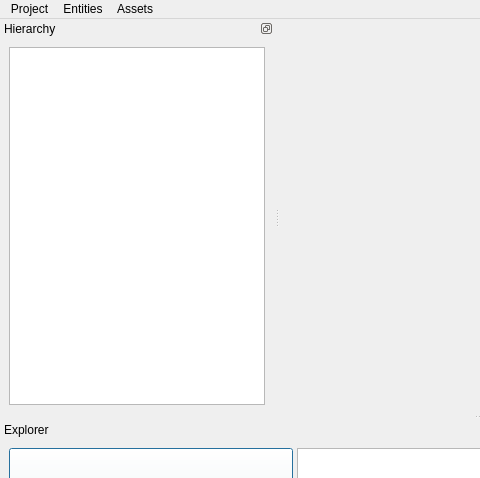
Old version of the form res/WindowMain.ui in the repository Bang3DEngine/OldBang; both pictures show x 0 to 480 and y 0 to 478 of the 966 by 671 pixel window.
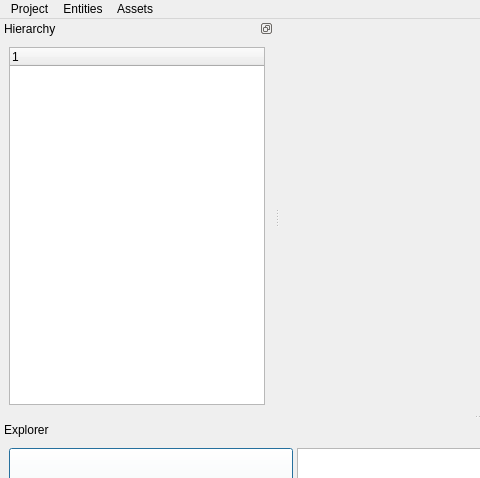
New version of the form. Custom widgets are drawn as their Qt base class.

Commit message: Doing hierarchy tree. WIP, not compiling wight nao

The edit to the form file:
```diff
--- a/res/WindowMain.ui
+++ b/res/WindowMain.ui
@@ -101,7 +101,7 @@
      <item>
       <layout class="QVBoxLayout" name="verticalLayout_4" stretch="0">
        <item>
-        <widget class="QTreeView" name="widgetTreeHierarchy_2">
+        <widget class="QTreeWidget" name="widgetTreeHierarchy">
          <property name="sizePolicy">
           <sizepolicy hsizetype="Expanding" vsizetype="Expanding">
            <horstretch>0</horstretch>
@@ -111,6 +111,11 @@
          <property name="acceptDrops">
           <bool>true</bool>
          </property>
+         <column>
+          <property name="text">
+           <string notr="true">1</string>
+          </property>
+         </column>
         </widget>
        </item>
       </layout>
```
The commit also changes 11 other files.
